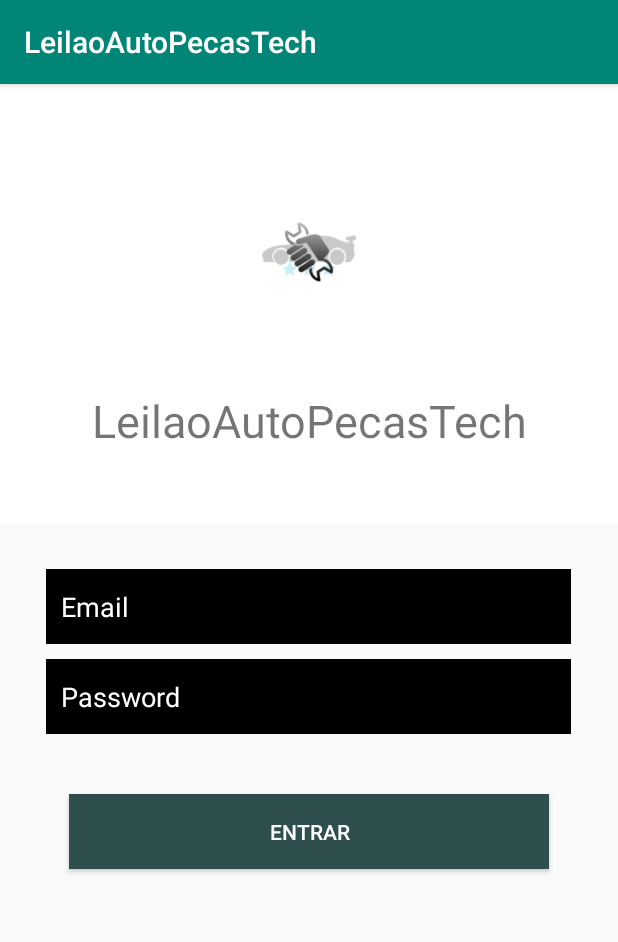
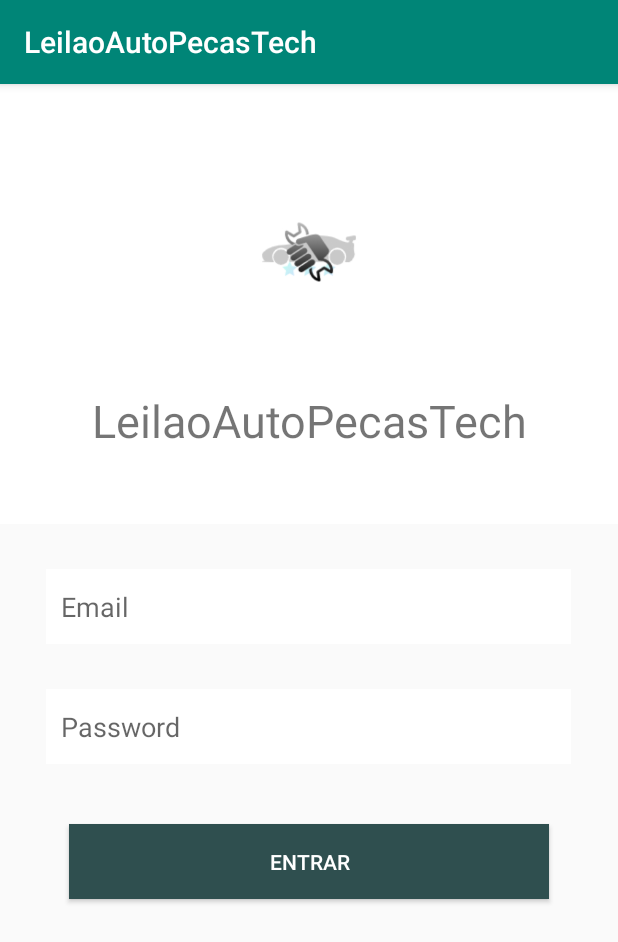
Before and after one commit to EdsonRgr/LeilaoAutoPecasTech, an Android app: the LoginActivity screen opened directly, with no data from a screen before it, on a phone screen of 412 x 824 dp. Shown: the top 942 px of the screen. Run offline under Robolectric (Android 15) with nearby library versions, the phone set to English and light mode, and no system bars.

Commit message:
dsigne do campo do tempo

```diff
--- a/LeilaoAutoPecasTech/app/src/main/res/layout/activity_login.xml
+++ b/LeilaoAutoPecasTech/app/src/main/res/layout/activity_login.xml
@@ -26,6 +26,7 @@
             android:orientation="vertical">
 
             <ImageView
+
                 android:id="@+id/imageView"
                 android:layout_width="205dp"
                 android:layout_height="184dp"
@@ -59,26 +60,23 @@
                 android:layout_height="50dp"
                 android:layout_gravity="center"
                 android:layout_marginTop="30dp"
-                android:background="#000000"
-                android:textColorHint="#FFFFFF"
+                android:background="@android:color/white"
+                android:padding="10dp"
                 android:hint="Email"
                 android:inputType="textPersonName"
-                android:padding="10dp"
-
                 />
 
             <EditText
-                android:layout_marginTop="10dp"
                 android:id="@+id/campoCPF"
-                android:layout_width="350dp"
-                android:layout_height="50dp"
-                android:padding="10dp"
                 android:layout_gravity="center"
                 android:inputType="textPassword"
                 android:hint="Password"
-                android:textColorHint="#FFFFFF"
-                android:textColor="#ffffff"
-                android:background="#000000"/>
+                android:layout_width="350dp"
+                android:layout_height="50dp"
+                android:layout_marginTop="30dp"
+                android:background="@android:color/white"
+                android:padding="10dp"
+                />
 
             <Button
                 android:id="@+id/btnValidarPF"
```
